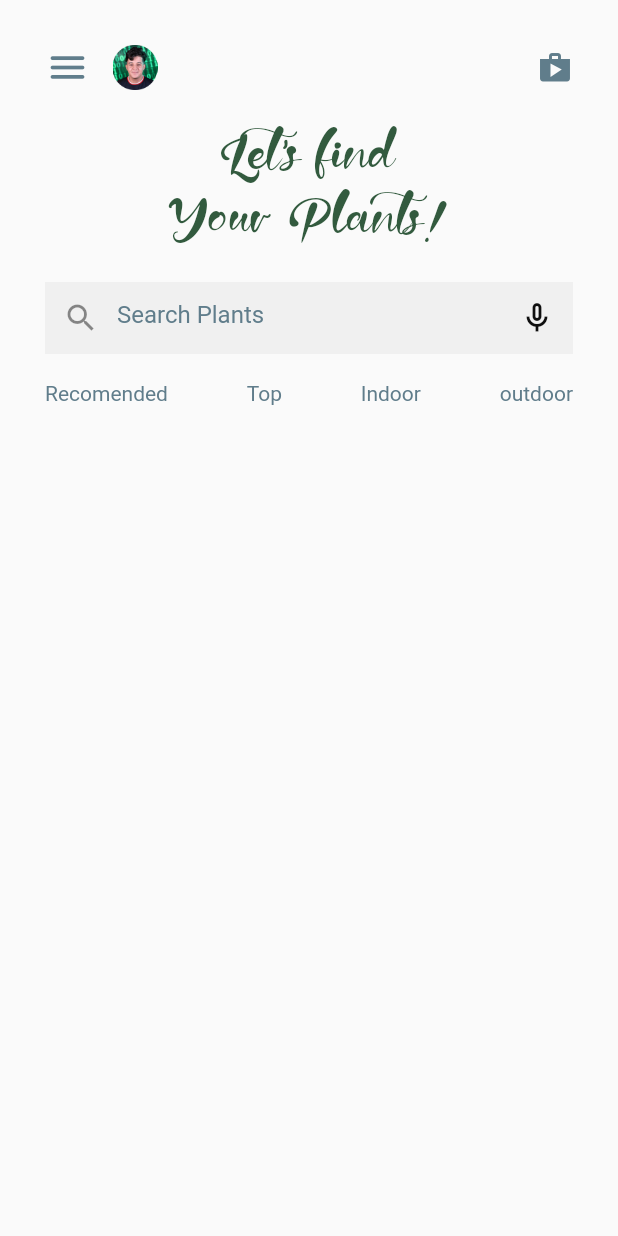
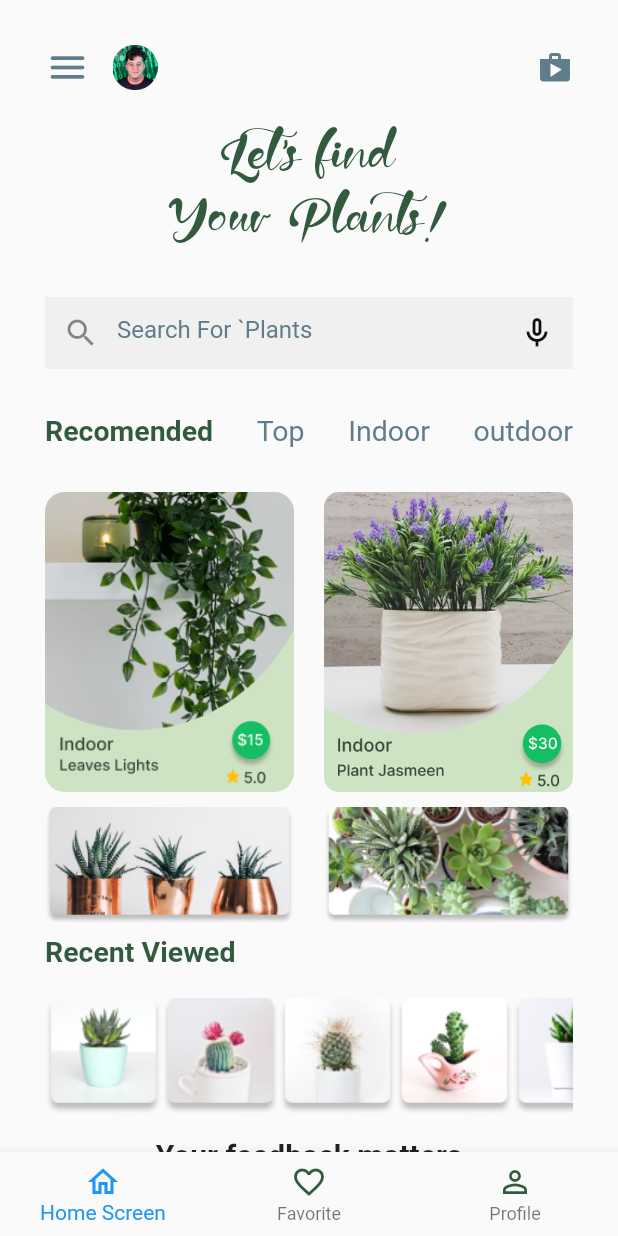
Before and after one commit to ayoubelhioui/PLANTS_APP, a Flutter app: the screen it shows after launch, on a phone screen of 412 x 824 dp. Run offline on Flutter 3.47's test engine with Material 2 defaults, Android fonts, the phone set to English and light mode, and no system bars; our stand-ins replace curved_navigation_bar.

Commit message:
home_page done

```diff
--- a/lib/LoginForm.dart
+++ b/lib/LoginForm.dart
@@ -43,18 +43,13 @@ class LoginForm extends StatelessWidget {
 
   @override
   Widget build(BuildContext context) {
-    final _formKey = GlobalKey<FormState>();
     return Container(
       margin: const EdgeInsets.symmetric(horizontal: 30),
       // width: 270,
       child: Form(
-        key: _formKey,
         child: Column(
           children: [
             TextFormField(
-              validator: (value) {
-                if (value == null || value.isEmpty) return 'field is required';
-              },
               autofocus: true,
               decoration: const InputDecoration(
                 focusedBorder: InputBorder.none,
@@ -69,9 +64,6 @@ class LoginForm extends StatelessWidget {
             ),
             const SizedBox(height: 20),
             TextFormField(
-              validator: (value) {
-                if (value == null || value.isEmpty) return 'field is required';
-              },
               obscureText: true,
               autofocus: true,
               decoration: const InputDecoration(
@@ -112,9 +104,7 @@ class LoginForm extends StatelessWidget {
               width: MediaQuery.of(context).size.width,
               height: 40,
               child: ElevatedButton(
-                onPressed: () {
-                  if (!_formKey.currentState!.validate()) return;
-                },
+                onPressed: () {},
                 child: const Text('Login'),
                 style: ElevatedButton.styleFrom(
                   primary: const Color.fromARGB(255, 50, 90, 62),
--- /dev/null
+++ b/lib/Recent_Viewed_Widget.dart
@@ -0,0 +1,23 @@
+import 'package:flutter/material.dart';
+
+class RecentWiewed extends StatelessWidget {
+  const RecentWiewed({Key? key}) : super(key: key);
+
+  @override
+  Widget build(BuildContext context) {
+    return SingleChildScrollView(
+      scrollDirection: Axis.horizontal,
+      child: Row(
+        mainAxisAlignment: MainAxisAlignment.spaceBetween,
+        mainAxisSize: MainAxisSize.max,
+        children: [
+          Image.asset('assets/images/First_Recent_Viewed.png'),
+          Image.asset('assets/images/Second_Recent_Viewed.png'),
+          Image.asset('assets/images/Third_Recent_Viewed.png'),
+          Image.asset('assets/images/Fourth_Recent_Viewed.png'),
+          Image.asset('assets/images/Fifth_Recent_Viewed.png'),
+        ],
+      ),
+    );
+  }
+}
--- a/lib/screens/home_page.dart
+++ b/lib/screens/home_page.dart
@@ -1,4 +1,6 @@
 import 'package:flutter/material.dart';
+import 'package:curved_navigation_bar/curved_navigation_bar.dart';
+import 'package:plants_app/Recent_Viewed_Widget.dart';
 
 class HomePage extends StatelessWidget {
   const HomePage({Key? key}) : super(key: key);
@@ -6,9 +8,29 @@ class HomePage extends StatelessWidget {
   @override
   Widget build(BuildContext context) {
     return Scaffold(
-      body: Padding(
-        padding: const EdgeInsets.symmetric(horizontal: 30, vertical: 30),
+      bottomNavigationBar: BottomNavigationBar(
+        items: const [
+          BottomNavigationBarItem(
+              icon: Icon(Icons.home_outlined), label: 'Home Screen'),
+          BottomNavigationBarItem(
+              icon: Icon(
+                Icons.favorite_outline,
+                color: Color.fromARGB(255, 50, 90, 62),
+              ),
+              label: 'Favorite'),
+          BottomNavigationBarItem(
+              icon: Icon(
+                Icons.person_outline,
+                color: Color.fromARGB(255, 50, 90, 62),
+              ),
+              label: 'Profile')
+        ],
+      ),
+      body: SingleChildScrollView(
+        child: Padding(
+          padding: const EdgeInsets.symmetric(horizontal: 30),
           child: Column(children: [
+            const SizedBox(height: 30),
             Row(
               mainAxisAlignment: MainAxisAlignment.spaceBetween,
               children: [
@@ -46,7 +68,7 @@ class HomePage extends StatelessWidget {
                 fontSize: 35,
               ),
             ),
-          const SizedBox(height: 20),
+            const SizedBox(height: 30),
             TextFormField(
                 decoration: const InputDecoration(
               // focusedBorder: InputBorder.none,
@@ -57,23 +79,101 @@ class HomePage extends StatelessWidget {
                 Icons.mic_none_outlined,
                 color: Color.fromARGB(255, 15, 15, 15),
               ),
-            hintText: 'Search Plants',
+              hintText: 'Search For `Plants',
               hintStyle: TextStyle(color: Colors.blueGrey),
             )),
-          const SizedBox(height: 18),
+            const SizedBox(height: 30),
             Row(
               mainAxisAlignment: MainAxisAlignment.spaceBetween,
               children: const [
-              InkWell(
-                  child: Text('Recomended',
-                      style: TextStyle(color: Colors.blueGrey))),
-              Text('Top', style: TextStyle(color: Colors.blueGrey)),
-              Text('Indoor', style: TextStyle(color: Colors.blueGrey)),
-              Text('outdoor', style: TextStyle(color: Colors.blueGrey)),
+                Text('Recomended',
+                    style: TextStyle(
+                        color: Color.fromARGB(255, 50, 90, 62),
+                        fontWeight: FontWeight.bold,
+                        fontSize: 19)),
+                Text('Top',
+                    style: TextStyle(color: Colors.blueGrey, fontSize: 19)),
+                Text('Indoor',
+                    style: TextStyle(color: Colors.blueGrey, fontSize: 19)),
+                Text('outdoor',
+                    style: TextStyle(color: Colors.blueGrey, fontSize: 19)),
+              ],
+            ),
+            const SizedBox(height: 30),
+            Row(
+              mainAxisAlignment: MainAxisAlignment.spaceBetween,
+              children: [
+                ClipRRect(
+                  borderRadius: BorderRadius.circular(13.0),
+                  child: Image.asset(
+                    'assets/images/First_Flower.png',
+                    width: MediaQuery.of(context).size.width / 2 - 40,
+                    height: 200,
+                    fit: BoxFit.cover,
+                  ),
+                ),
+                ClipRRect(
+                  borderRadius: BorderRadius.circular(10.0),
+                  child: Image.asset(
+                    'assets/images/Second_Flower.png',
+                    width: MediaQuery.of(context).size.width / 2 - 40,
+                    height: 200,
+                    fit: BoxFit.cover,
+                  ),
+                ),
+              ],
+            ),
+            const SizedBox(height: 10),
+            Row(
+              mainAxisAlignment: MainAxisAlignment.spaceBetween,
+              children: [
+                SizedBox(
+                  child: Image.asset(
+                    'assets/images/Third_Flower.png',
+                    width: MediaQuery.of(context).size.width / 2 - 40,
+                  ),
+                ),
+                SizedBox(
+                  child: Image.asset(
+                    'assets/images/Fourth_Flower.png',
+                    width: MediaQuery.of(context).size.width / 2 - 40,
+                  ),
+                ),
+              ],
+            ),
+            const SizedBox(height: 7),
+            Row(
+              children: const [
+                Text(
+                  'Recent Viewed',
+                  style: TextStyle(
+                      fontSize: 19,
+                      color: Color.fromARGB(255, 50, 90, 62),
+                      fontWeight: FontWeight.bold),
+                )
+              ],
+            ),
+            const SizedBox(height: 20),
+            const RecentWiewed(),
+            const SizedBox(height: 15),
+            const Text(
+              'Your feedback matters',
+              style: TextStyle(fontSize: 20, fontWeight: FontWeight.bold),
+            ),
+            const SizedBox(height: 14),
+            Row(
+              mainAxisAlignment: MainAxisAlignment.center,
+              children: [
+                Icon(Icons.star, color: Colors.yellow.shade700),
+                Icon(Icons.star, color: Colors.yellow.shade700),
+                Icon(Icons.star, color: Colors.yellow.shade700),
+                Icon(Icons.star_outline, color: Colors.yellow.shade700),
+                Icon(Icons.star_outline, color: Colors.yellow.shade700),
               ],
             )
           ]),
         ),
+      ),
     );
   }
 }
--- a/pubspec.yaml
+++ b/pubspec.yaml
@@ -34,6 +34,7 @@ dependencies:
   # The following adds the Cupertino Icons font to your application.
   # Use with the CupertinoIcons class for iOS style icons.
   cupertino_icons: ^1.0.2
+  curved_navigation_bar: ^1.0.3
 
 dev_dependencies:
   flutter_test:
```
Also changed, not shown: assets/images/Fifth_Recent_Viewed.png (added), assets/images/First_Flower.png (added), assets/images/First_Recent_Viewed.png (added), assets/images/Fourth_Flower.png (added), assets/images/Fourth_Recent_Viewed.png (added), assets/images/Second_Flower.png (added), assets/images/Second_Recent_Viewed.png (added), assets/images/Third_Flower.png (added), assets/images/Third_Recent_Viewed.png (added), pubspec.lock. Lines whose indentation alone changed are shown as unchanged.
